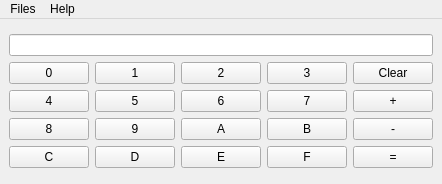
Old version of the form 1 - Calculator of number systems/qt_ui.ui in the repository Sersoid/bmstulabs-iu7-sem2-python.
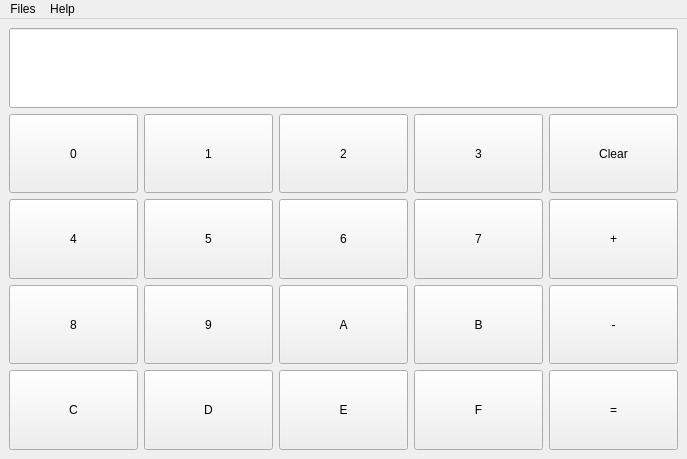
New version of the form.

```diff
--- a/1 - Calculator of number systems/qt_ui.ui
+++ b/1 - Calculator of number systems/qt_ui.ui
@@ -6,19 +6,37 @@
    <rect>
     <x>0</x>
     <y>0</y>
-    <width>419</width>
-    <height>184</height>
+    <width>687</width>
+    <height>459</height>
    </rect>
   </property>
   <property name="windowTitle">
    <string>Lab1</string>
   </property>
+  <property name="tabShape">
+   <enum>QTabWidget::Rounded</enum>
+  </property>
   <widget class="QWidget" name="Widget">
+   <property name="sizePolicy">
+    <sizepolicy hsizetype="Preferred" vsizetype="Preferred">
+     <horstretch>0</horstretch>
+     <verstretch>0</verstretch>
+    </sizepolicy>
+   </property>
    <layout class="QGridLayout" name="gridLayout_2">
+    <property name="sizeConstraint">
+     <enum>QLayout::SetDefaultConstraint</enum>
+    </property>
     <item row="0" column="0">
      <layout class="QGridLayout" name="GridLayout">
       <item row="3" column="4">
        <widget class="QPushButton" name="ButtonMinus">
+        <property name="sizePolicy">
+         <sizepolicy hsizetype="Minimum" vsizetype="Expanding">
+          <horstretch>0</horstretch>
+          <verstretch>0</verstretch>
+         </sizepolicy>
+        </property>
         <property name="text">
          <string>-</string>
         </property>
@@ -26,6 +44,12 @@
       </item>
       <item row="4" column="2">
        <widget class="QPushButton" name="ButtonE">
+        <property name="sizePolicy">
+         <sizepolicy hsizetype="Minimum" vsizetype="Expanding">
+          <horstretch>0</horstretch>
+          <verstretch>0</verstretch>
+         </sizepolicy>
+        </property>
         <property name="text">
          <string>E</string>
         </property>
@@ -33,6 +57,12 @@
       </item>
       <item row="1" column="3">
        <widget class="QPushButton" name="Button3">
+        <property name="sizePolicy">
+         <sizepolicy hsizetype="Minimum" vsizetype="Expanding">
+          <horstretch>0</horstretch>
+          <verstretch>0</verstretch>
+         </sizepolicy>
+        </property>
         <property name="text">
          <string>3</string>
         </property>
@@ -40,6 +70,12 @@
       </item>
       <item row="2" column="3">
        <widget class="QPushButton" name="Button7">
+        <property name="sizePolicy">
+         <sizepolicy hsizetype="Minimum" vsizetype="Expanding">
+          <horstretch>0</horstretch>
+          <verstretch>0</verstretch>
+         </sizepolicy>
+        </property>
         <property name="text">
          <string>7</string>
         </property>
@@ -47,6 +83,12 @@
       </item>
       <item row="3" column="0">
        <widget class="QPushButton" name="Button8">
+        <property name="sizePolicy">
+         <sizepolicy hsizetype="Minimum" vsizetype="Expanding">
+          <horstretch>0</horstretch>
+          <verstretch>0</verstretch>
+         </sizepolicy>
+        </property>
         <property name="text">
          <string>8</string>
         </property>
@@ -54,6 +96,12 @@
       </item>
       <item row="4" column="4">
        <widget class="QPushButton" name="ButtonEquals">
+        <property name="sizePolicy">
+         <sizepolicy hsizetype="Minimum" vsizetype="Expanding">
+          <horstretch>0</horstretch>
+          <verstretch>0</verstretch>
+         </sizepolicy>
+        </property>
         <property name="text">
          <string>=</string>
         </property>
@@ -61,6 +109,12 @@
       </item>
       <item row="2" column="0">
        <widget class="QPushButton" name="Button4">
+        <property name="sizePolicy">
+         <sizepolicy hsizetype="Minimum" vsizetype="Expanding">
+          <horstretch>0</horstretch>
+          <verstretch>0</verstretch>
+         </sizepolicy>
+        </property>
         <property name="text">
          <string>4</string>
         </property>
@@ -68,6 +122,12 @@
       </item>
       <item row="3" column="3">
        <widget class="QPushButton" name="ButtonB">
+        <property name="sizePolicy">
+         <sizepolicy hsizetype="Minimum" vsizetype="Expanding">
+          <horstretch>0</horstretch>
+          <verstretch>0</verstretch>
+         </sizepolicy>
+        </property>
         <property name="text">
          <string>B</string>
         </property>
@@ -75,6 +135,12 @@
       </item>
       <item row="1" column="1">
        <widget class="QPushButton" name="Button1">
+        <property name="sizePolicy">
+         <sizepolicy hsizetype="Minimum" vsizetype="Expanding">
+          <horstretch>0</horstretch>
+          <verstretch>0</verstretch>
+         </sizepolicy>
+        </property>
         <property name="text">
          <string>1</string>
         </property>
@@ -82,6 +148,12 @@
       </item>
       <item row="2" column="1">
        <widget class="QPushButton" name="Button5">
+        <property name="sizePolicy">
+         <sizepolicy hsizetype="Minimum" vsizetype="Expanding">
+          <horstretch>0</horstretch>
+          <verstretch>0</verstretch>
+         </sizepolicy>
+        </property>
         <property name="text">
          <string>5</string>
         </property>
@@ -89,6 +161,12 @@
       </item>
       <item row="1" column="2">
        <widget class="QPushButton" name="Button2">
+        <property name="sizePolicy">
+         <sizepolicy hsizetype="Minimum" vsizetype="Expanding">
+          <horstretch>0</horstretch>
+          <verstretch>0</verstretch>
+         </sizepolicy>
+        </property>
         <property name="text">
          <string>2</string>
         </property>
@@ -96,6 +174,12 @@
       </item>
       <item row="4" column="3">
        <widget class="QPushButton" name="ButtonF">
+        <property name="sizePolicy">
+         <sizepolicy hsizetype="Minimum" vsizetype="Expanding">
+          <horstretch>0</horstretch>
+          <verstretch>0</verstretch>
+         </sizepolicy>
+        </property>
         <property name="text">
          <string>F</string>
         </property>
@@ -103,6 +187,12 @@
       </item>
       <item row="2" column="2">
        <widget class="QPushButton" name="Button6">
+        <property name="sizePolicy">
+         <sizepolicy hsizetype="Minimum" vsizetype="Expanding">
+          <horstretch>0</horstretch>
+          <verstretch>0</verstretch>
+         </sizepolicy>
+        </property>
         <property name="text">
          <string>6</string>
         </property>
@@ -110,6 +200,12 @@
       </item>
       <item row="4" column="0">
        <widget class="QPushButton" name="ButtonC">
+        <property name="sizePolicy">
+         <sizepolicy hsizetype="Minimum" vsizetype="Expanding">
+          <horstretch>0</horstretch>
+          <verstretch>0</verstretch>
+         </sizepolicy>
+        </property>
         <property name="text">
          <string>C</string>
         </property>
@@ -117,6 +213,12 @@
       </item>
       <item row="3" column="1">
        <widget class="QPushButton" name="Button9">
+        <property name="sizePolicy">
+         <sizepolicy hsizetype="Minimum" vsizetype="Expanding">
+          <horstretch>0</horstretch>
+          <verstretch>0</verstretch>
+         </sizepolicy>
+        </property>
         <property name="text">
          <string>9</string>
         </property>
@@ -124,6 +226,12 @@
       </item>
       <item row="1" column="0">
        <widget class="QPushButton" name="Button0">
+        <property name="sizePolicy">
+         <sizepolicy hsizetype="Minimum" vsizetype="Expanding">
+          <horstretch>0</horstretch>
+          <verstretch>0</verstretch>
+         </sizepolicy>
+        </property>
         <property name="text">
          <string>0</string>
         </property>
@@ -131,6 +239,12 @@
       </item>
       <item row="3" column="2">
        <widget class="QPushButton" name="ButtonA">
+        <property name="sizePolicy">
+         <sizepolicy hsizetype="Minimum" vsizetype="Expanding">
+          <horstretch>0</horstretch>
+          <verstretch>0</verstretch>
+         </sizepolicy>
+        </property>
         <property name="text">
          <string>A</string>
         </property>
@@ -138,6 +252,12 @@
       </item>
       <item row="2" column="4">
        <widget class="QPushButton" name="ButtonPlus">
+        <property name="sizePolicy">
+         <sizepolicy hsizetype="Minimum" vsizetype="Expanding">
+          <horstretch>0</horstretch>
+          <verstretch>0</verstretch>
+         </sizepolicy>
+        </property>
         <property name="text">
          <string>+</string>
         </property>
@@ -145,6 +265,12 @@
       </item>
       <item row="1" column="4">
        <widget class="QPushButton" name="ButtonClear">
+        <property name="sizePolicy">
+         <sizepolicy hsizetype="Minimum" vsizetype="Expanding">
+          <horstretch>0</horstretch>
+          <verstretch>0</verstretch>
+         </sizepolicy>
+        </property>
         <property name="text">
          <string>Clear</string>
         </property>
@@ -152,13 +278,26 @@
       </item>
       <item row="4" column="1">
        <widget class="QPushButton" name="ButtonD">
+        <property name="sizePolicy">
+         <sizepolicy hsizetype="Minimum" vsizetype="Expanding">
+          <horstretch>0</horstretch>
+          <verstretch>0</verstretch>
+         </sizepolicy>
+        </property>
         <property name="text">
          <string>D</string>
         </property>
        </widget>
       </item>
       <item row="0" column="0" colspan="5">
-       <widget class="QLineEdit" name="LineEdit"/>
+       <widget class="QLineEdit" name="LineEdit">
+        <property name="sizePolicy">
+         <sizepolicy hsizetype="Expanding" vsizetype="Expanding">
+          <horstretch>0</horstretch>
+          <verstretch>0</verstretch>
+         </sizepolicy>
+        </property>
+       </widget>
       </item>
      </layout>
     </item>
@@ -169,8 +308,8 @@
     <rect>
      <x>0</x>
      <y>0</y>
-     <width>419</width>
-     <height>22</height>
+     <width>687</width>
+     <height>30</height>
     </rect>
    </property>
    <widget class="QMenu" name="MenuFiles">
```
Left out of the diff: 22 changed lines with no effect on the pictures.
